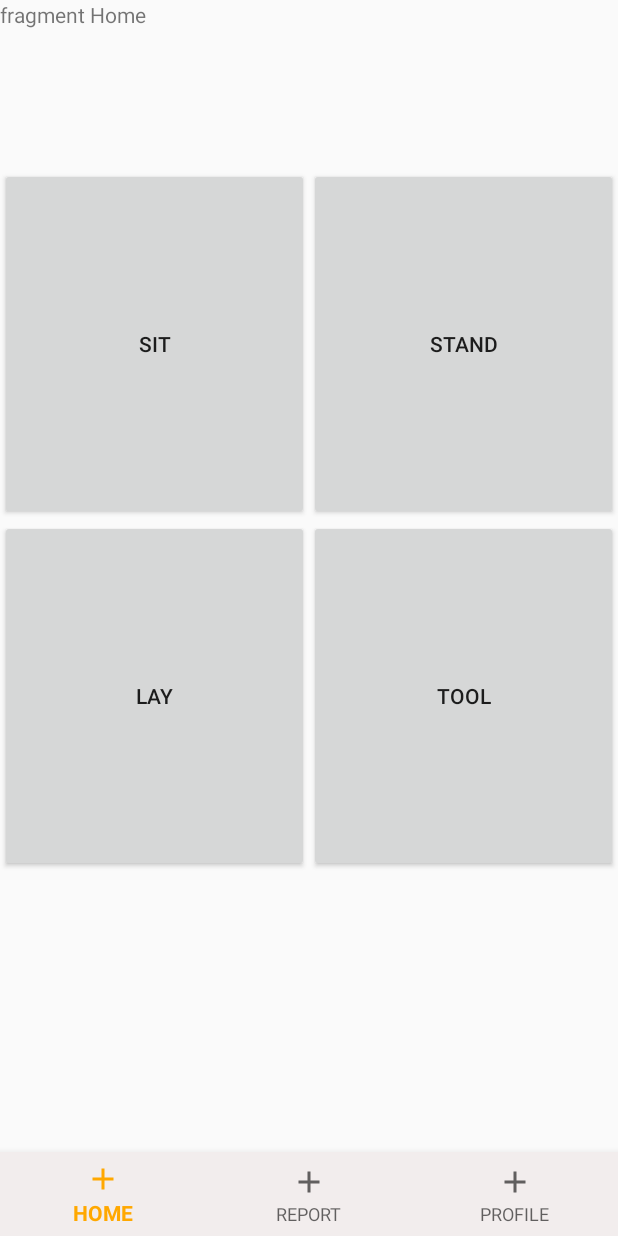
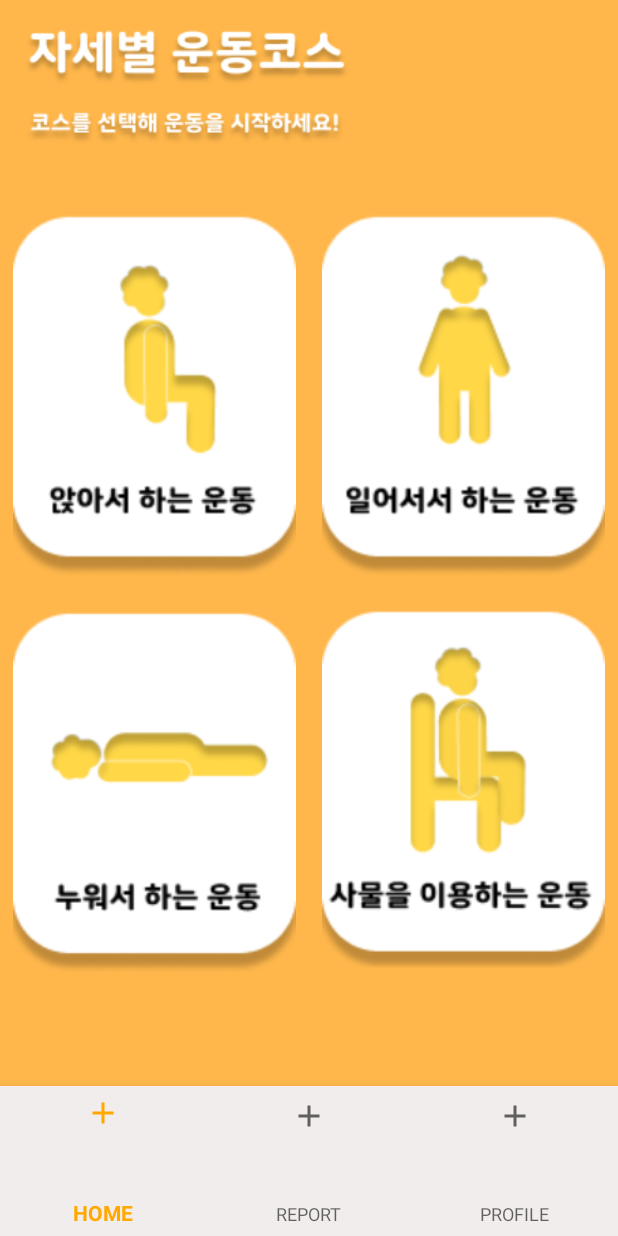
Before and after one commit to sangeunnn/healthCareAppForSinior, an Android app: the screen it shows after launch (MainActivity), on a phone screen of 412 x 824 dp. Run offline under Robolectric (Android 15) with nearby library versions, the phone set to English and light mode, and no system bars.

Commit message:
메인 디자인 입힌 거임

```diff
--- a/senior_balance(android)/app/src/main/java/org/tensorflow/lite/examples/classification/HomeFragment.java
+++ b/senior_balance(android)/app/src/main/java/org/tensorflow/lite/examples/classification/HomeFragment.java
@@ -12,6 +12,7 @@ import android.view.LayoutInflater;
 import android.view.View;
 import android.view.ViewGroup;
 import android.widget.Button;
+import android.widget.ImageButton;
 import android.widget.Toast;
 
 
@@ -67,10 +68,10 @@ public class HomeFragment extends Fragment {
         View view = (View)inflater.inflate(R.layout.fragment_home, container, false);
         context = getActivity();
 
-        Button button_sit = (Button)view.findViewById(R.id.workout_sit);
-        Button button_stand = (Button)view.findViewById(R.id.workout_stand);
-        Button button_lay = (Button)view.findViewById(R.id.workout_lay);
-        Button button_tool = (Button)view.findViewById(R.id.workout_tool);
+        ImageButton button_sit = (ImageButton)view.findViewById(R.id.workout_sit);
+        ImageButton button_stand = (ImageButton)view.findViewById(R.id.workout_stand);
+        ImageButton button_lay = (ImageButton)view.findViewById(R.id.workout_lay);
+        ImageButton button_tool = (ImageButton)view.findViewById(R.id.workout_tool);
 
         button_sit.setOnClickListener(new View.OnClickListener() {
             @Override
--- a/senior_balance(android)/app/src/main/res/layout/activity_main.xml
+++ b/senior_balance(android)/app/src/main/res/layout/activity_main.xml
@@ -4,7 +4,8 @@
     xmlns:tools="http://schemas.android.com/tools"
     android:layout_width="match_parent"
     android:layout_height="match_parent"
-    tools:context=".MainActivity">
+    tools:context=".MainActivity"
+    >
 
     <FrameLayout
         android:id="@+id/frameLayout"
@@ -23,7 +24,7 @@
         app:menu="@menu/bottom_navigation"
         app:labelVisibilityMode="labeled"
         android:layout_width="match_parent"
-        android:layout_height="wrap_content"
+        android:layout_height="100dp"
         app:layout_constraintBottom_toBottomOf="parent">
     </com.google.android.material.bottomnavigation.BottomNavigationView>
 
--- a/senior_balance(android)/app/src/main/res/layout/fragment_home.xml
+++ b/senior_balance(android)/app/src/main/res/layout/fragment_home.xml
@@ -8,57 +8,79 @@
     <LinearLayout
         android:layout_width="match_parent"
         android:layout_height="match_parent"
-        android:orientation="vertical">
+        android:orientation="vertical"
+        android:background="#FFB74B"
+        android:weightSum="10">
         <LinearLayout
             android:layout_width="match_parent"
             android:layout_height="wrap_content"
             android:layout_weight="1">
-            <TextView
-                android:layout_width="match_parent"
+            <ImageView
+                android:layout_width="wrap_content"
                 android:layout_height="wrap_content"
-                android:text="fragment Home" />
+                android:src="@drawable/maintext"
+                android:layout_margin="15dp"/>
         </LinearLayout>
         <LinearLayout
             android:layout_width="match_parent"
             android:layout_height="wrap_content"
             android:orientation="horizontal"
-            android:layout_weight="2">
-            <Button
+            android:weightSum="2"
+            android:layout_weight="3">
+            <ImageButton
                 android:id="@+id/workout_sit"
-                android:layout_width="wrap_content"
+                android:layout_width="match_parent"
                 android:layout_height="match_parent"
                 android:layout_weight="1"
-                android:text="Sit" />
-            <Button
+                android:background="#00000000"
+                android:src="@drawable/siticon"
+                android:scaleType="fitCenter"
+                android:layout_margin="5dp"/>
+            <ImageButton
                 android:id="@+id/workout_stand"
-                android:layout_width="wrap_content"
+                android:layout_width="match_parent"
                 android:layout_height="match_parent"
+                android:background="#00000000"
+                android:src="@drawable/standicon"
+                android:scaleType="fitCenter"
                 android:layout_weight="1"
-                android:text="Stand"/>
+                android:layout_margin="5dp"/>
         </LinearLayout>
         <LinearLayout
             android:layout_width="match_parent"
             android:layout_height="wrap_content"
             android:orientation="horizontal"
-            android:layout_weight="2">
-            <Button
+            android:weightSum="2"
+            android:layout_weight="3">
+            <ImageButton
                 android:id="@+id/workout_lay"
-                android:layout_width="wrap_content"
+                android:layout_width="match_parent"
                 android:layout_height="match_parent"
                 android:layout_weight="1"
-                android:text="Lay"/>
-            <Button
+                android:background="#00000000"
+                android:src="@drawable/layicon"
+                android:scaleType="fitCenter"
+                android:layout_margin="5dp"
+                />
+            <ImageButton
                 android:id="@+id/workout_tool"
-                android:layout_width="wrap_content"
+                android:layout_width="match_parent"
                 android:layout_height="match_parent"
+                android:background="#00000000"
+                android:src="@drawable/toolicon"
+                android:scaleType="fitCenter"
                 android:layout_weight="1"
-                android:text="Tool"/>
+                android:layout_margin="5dp"/>
         </LinearLayout>
         <LinearLayout
             android:layout_width="match_parent"
             android:layout_height="wrap_content"
-            android:orientation="horizontal"
-            android:layout_weight="2">
+            android:layout_weight="3">
+            <TextView
+                android:layout_width="match_parent"
+                android:layout_height="match_parent"/>
         </LinearLayout>
+
+
     </LinearLayout>
 </FrameLayout>
```
Also changed, not shown: senior_balance(android)/app/src/main/res/drawable/alarmicon.png (added), senior_balance(android)/app/src/main/res/drawable/dataicon.png (added), senior_balance(android)/app/src/main/res/drawable/homeicon.png (added), senior_balance(android)/app/src/main/res/drawable/layicon.png (added), senior_balance(android)/app/src/main/res/drawable/loginicon.png (added), senior_balance(android)/app/src/main/res/drawable/maintext.png (added), senior_balance(android)/app/src/main/res/drawable/profileicon.png (added), senior_balance(android)/app/src/main/res/drawable/settingicon.png (added), senior_balance(android)/app/src/main/res/drawable/signinicon.png (added), senior_balance(android)/app/src/main/res/drawable/siticon.png (added), senior_balance(android)/app/src/main/res/drawable/standicon.png (added), senior_balance(android)/app/src/main/res/drawable/toolicon.png (added).
